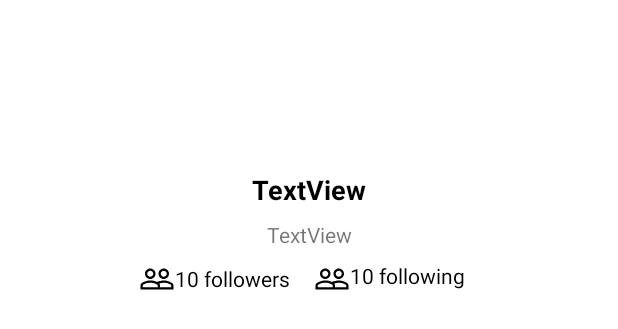
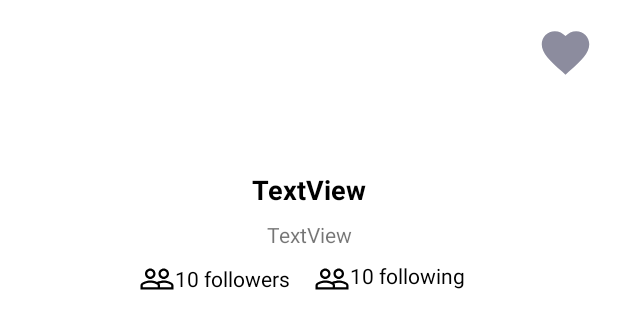
Before and after one commit to UKnow-IKnow/Github-User-App, an Android app: the layout activity_detail_user.xml on its own in the app's theme, with its tools: preview values and no code run, on a phone screen of 412 x 824 dp. Shown: the top 329 px of the screen. Run offline under Robolectric (Android 15) with nearby library versions, the phone set to English and light mode, and no system bars.

```diff
--- a/app/src/main/java/com/example/githubapp/ui/main/MainActivity.kt
+++ b/app/src/main/java/com/example/githubapp/ui/main/MainActivity.kt
@@ -30,6 +30,7 @@ class MainActivity : AppCompatActivity() {
             override fun onItemClicked(data: UserResponseItem) {
                 Intent(this@MainActivity, DetailUserActivity::class.java).also {
                     it.putExtra(DetailUserActivity.EXTRA_USERNAME, data.login)
+                    it.putExtra(DetailUserActivity.EXTRA_ID, data.id)
                     startActivity(it)
                 }
             }
--- /dev/null
+++ b/app/src/main/res/drawable/fav_toggle.xml
@@ -0,0 +1,11 @@
+<?xml version="1.0" encoding="utf-8"?>
+<selector xmlns:android="http://schemas.android.com/apk/res/android">
+    <item
+        android:drawable="@drawable/ic_fav_blue"
+        android:state_checked="true"
+        />
+    <item
+        android:drawable="@drawable/ic_fav_gray"
+        android:state_checked="false"
+        />
+</selector>
--- /dev/null
+++ b/app/src/main/res/drawable/ic_fav_blue.xml
@@ -0,0 +1,5 @@
+<vector android:height="24dp" android:tint="#3E3ECA"
+    android:viewportHeight="24" android:viewportWidth="24"
+    android:width="24dp" xmlns:android="http://schemas.android.com/apk/res/android">
+    <path android:fillColor="@android:color/white" android:pathData="M12,21.35l-1.45,-1.32C5.4,15.36 2,12.28 2,8.5 2,5.42 4.42,3 7.5,3c1.74,0 3.41,0.81 4.5,2.09C13.09,3.81 14.76,3 16.5,3 19.58,3 22,5.42 22,8.5c0,3.78 -3.4,6.86 -8.55,11.54L12,21.35z"/>
+</vector>
--- /dev/null
+++ b/app/src/main/res/drawable/ic_fav_gray.xml
@@ -0,0 +1,5 @@
+<vector android:height="24dp" android:tint="#8C8C9E"
+    android:viewportHeight="24" android:viewportWidth="24"
+    android:width="24dp" xmlns:android="http://schemas.android.com/apk/res/android">
+    <path android:fillColor="@android:color/white" android:pathData="M12,21.35l-1.45,-1.32C5.4,15.36 2,12.28 2,8.5 2,5.42 4.42,3 7.5,3c1.74,0 3.41,0.81 4.5,2.09C13.09,3.81 14.76,3 16.5,3 19.58,3 22,5.42 22,8.5c0,3.78 -3.4,6.86 -8.55,11.54L12,21.35z"/>
+</vector>
--- a/app/src/main/res/layout/activity_detail_user.xml
+++ b/app/src/main/res/layout/activity_detail_user.xml
@@ -89,4 +89,18 @@
         app:layout_constraintStart_toStartOf="parent"
         app:layout_constraintTop_toBottomOf="@+id/tabs" />
 
+    <ToggleButton
+        android:id="@+id/toggle_fav"
+        android:layout_width="38dp"
+        android:layout_height="38dp"
+        android:textOn=""
+        android:textOff=""
+        android:background="@drawable/fav_toggle"
+        android:focusable="false"
+        android:focusableInTouchMode="false"
+        android:layout_marginTop="16dp"
+        android:layout_marginEnd="16dp"
+        app:layout_constraintEnd_toEndOf="parent"
+        app:layout_constraintTop_toTopOf="parent" />
+
 </androidx.constraintlayout.widget.ConstraintLayout>
```
Also changed, not shown: app/build.gradle (+15 -0 lines), app/src/main/java/com/example/githubapp/local/FavDao.kt (added, +22 -0 lines), app/src/main/java/com/example/githubapp/local/FavUser.kt (added, +12 -0 lines), app/src/main/java/com/example/githubapp/local/UserDatabase.kt (added, +31 -0 lines), app/src/main/java/com/example/githubapp/ui/details/DetailUserActivity.kt (+36 -2 lines), app/src/main/java/com/example/githubapp/ui/details/DetailUserViewModel.kt (+35 -1 lines).
